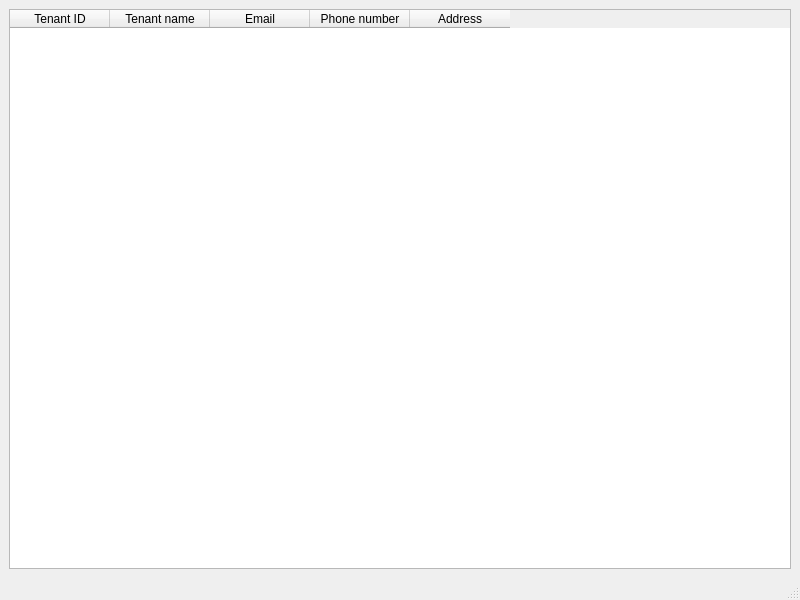
Qt form src/gui/TenantPage_GUI/QtTenantPage.ui (PARA-380/PARA-PropertySolutions) before a commit.
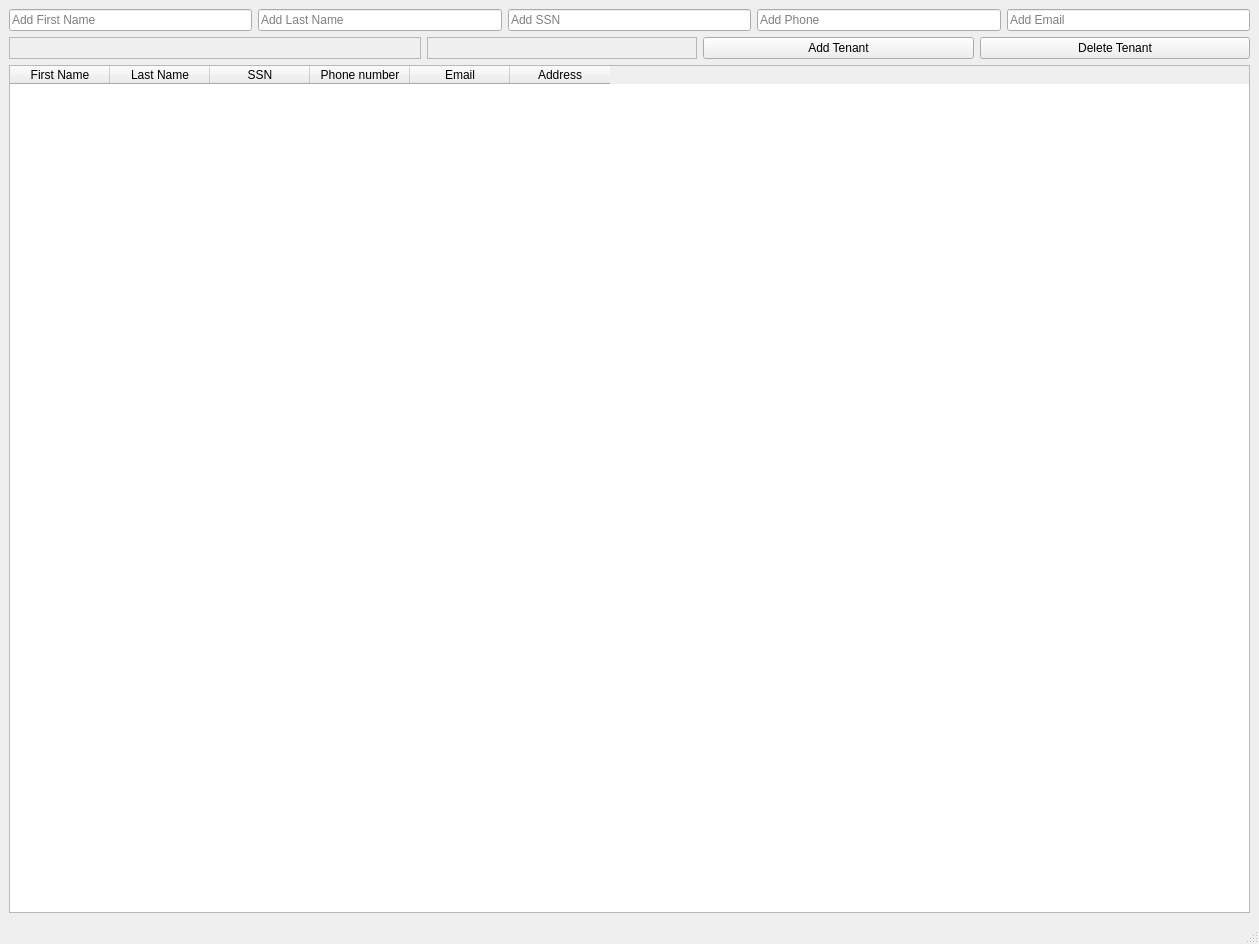
The same form after that commit.

What changed in the file:
```diff
--- a/src/gui/TenantPage_GUI/QtTenantPage.ui
+++ b/src/gui/TenantPage_GUI/QtTenantPage.ui
@@ -6,8 +6,8 @@
    <rect>
     <x>0</x>
     <y>0</y>
-    <width>800</width>
-    <height>600</height>
+    <width>1259</width>
+    <height>944</height>
    </rect>
   </property>
   <property name="windowTitle">
@@ -15,21 +15,31 @@
   </property>
   <widget class="QWidget" name="centralwidget">
    <layout class="QGridLayout" name="gridLayout">
-    <item row="0" column="0">
+    <item row="1" column="0">
+     <widget class="QFrame" name="frame_2">
+      <property name="frameShape">
+       <enum>QFrame::StyledPanel</enum>
+      </property>
+      <property name="frameShadow">
+       <enum>QFrame::Raised</enum>
+      </property>
+     </widget>
+    </item>
+    <item row="2" column="0" colspan="3">
      <widget class="QTableWidget" name="tableWidget">
       <column>
        <property name="text">
-        <string>Tenant ID</string>
+        <string>First Name</string>
        </property>
       </column>
       <column>
        <property name="text">
-        <string>Tenant name</string>
+        <string>Last Name</string>
        </property>
       </column>
       <column>
        <property name="text">
-        <string>Email</string>
+        <string>SSN</string>
        </property>
       </column>
       <column>
@@ -37,6 +47,11 @@
         <string>Phone number</string>
        </property>
       </column>
+      <column>
+       <property name="text">
+        <string>Email</string>
+       </property>
+      </column>
       <column>
        <property name="text">
         <string>Address</string>
@@ -44,6 +59,73 @@
       </column>
      </widget>
     </item>
+    <item row="0" column="0" colspan="3">
+     <layout class="QHBoxLayout" name="horizontalLayout">
+      <item>
+       <widget class="QLineEdit" name="LE_FirstName">
+        <property name="placeholderText">
+         <string>Add First Name</string>
+        </property>
+       </widget>
+      </item>
+      <item>
+       <widget class="QLineEdit" name="LE_LastName">
+        <property name="placeholderText">
+         <string>Add Last Name</string>
+        </property>
+       </widget>
+      </item>
+      <item>
+       <widget class="QLineEdit" name="LE_SSN">
+        <property name="placeholderText">
+         <string>Add SSN</string>
+        </property>
+       </widget>
+      </item>
+      <item>
+       <widget class="QLineEdit" name="LE_PhoneNumber">
+        <property name="placeholderText">
+         <string>Add Phone</string>
+        </property>
+       </widget>
+      </item>
+      <item>
+       <widget class="QLineEdit" name="LE_Email">
+        <property name="placeholderText">
+         <string>Add Email</string>
+        </property>
+       </widget>
+      </item>
+     </layout>
+    </item>
+    <item row="1" column="1" colspan="2">
+     <layout class="QHBoxLayout" name="horizontalLayout_3">
+      <item>
+       <widget class="QFrame" name="frame">
+        <property name="frameShape">
+         <enum>QFrame::StyledPanel</enum>
+        </property>
+        <property name="frameShadow">
+         <enum>QFrame::Raised</enum>
+        </property>
+       </widget>
+      </item>
+      <item>
+       <widget class="QPushButton" name="AddTenant">
+        <property name="text">
+         <string>Add Tenant</string>
+        </property>
+       </widget>
+      </item>
+      <item>
+       <widget class="QPushButton" name="DeleteTenant">
+        <property name="text">
+         <string>Delete Tenant</string>
+        </property>
+       </widget>
+      </item>
+     </layout>
+    </item>
    </layout>
   </widget>
   <widget class="QStatusBar" name="statusbar"/>
```
